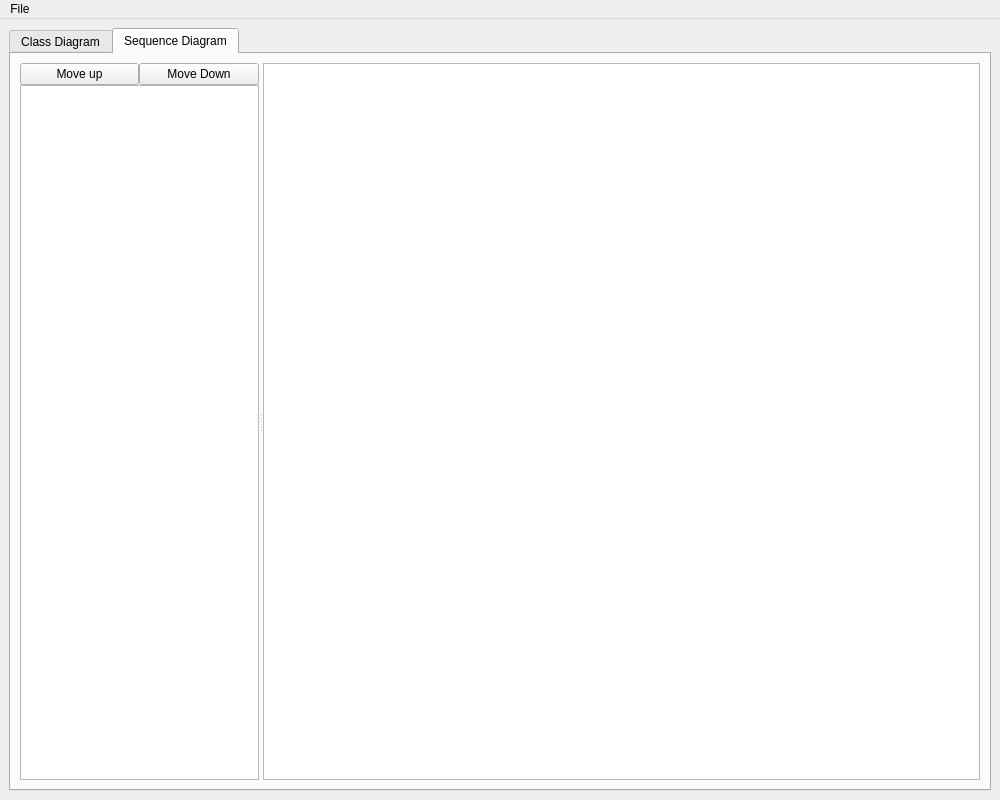
Above: ICP/mainwindow.ui from Inozitol/ICP2 before the change. Below: the same form after it.
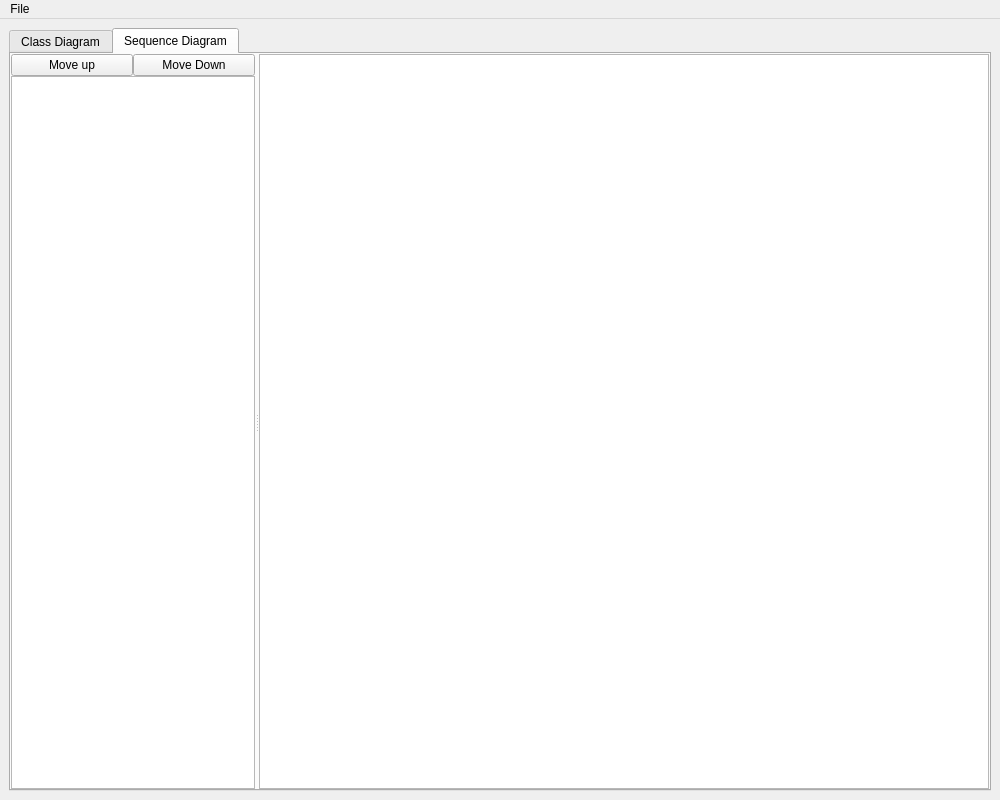
That is the form after the change. The open tabs and pages were chosen to show the change. Icons and pictures are not drawn.

```diff
--- a/ICP/mainwindow.ui
+++ b/ICP/mainwindow.ui
@@ -103,6 +103,21 @@
         <string>Sequence Diagram</string>
        </attribute>
        <layout class="QHBoxLayout" name="horizontalLayout_3">
+        <property name="spacing">
+         <number>0</number>
+        </property>
+        <property name="leftMargin">
+         <number>0</number>
+        </property>
+        <property name="topMargin">
+         <number>0</number>
+        </property>
+        <property name="rightMargin">
+         <number>0</number>
+        </property>
+        <property name="bottomMargin">
+         <number>0</number>
+        </property>
         <item>
          <widget class="QSplitter" name="sequenceSplitter">
           <property name="orientation">
```
Left out of the diff: 5 changed lines with no effect on the pictures.
